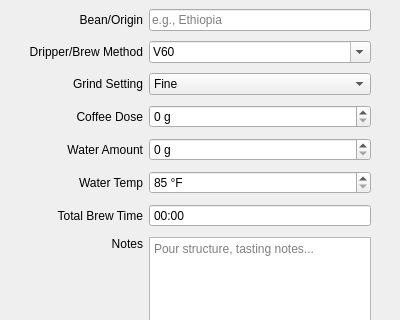
First picture: the form in gui.ui, repository nic-robbins/PythonProject, before the edit; both pictures show x 0 to 400 and y 0 to 320 of the 400 by 500 pixel window.
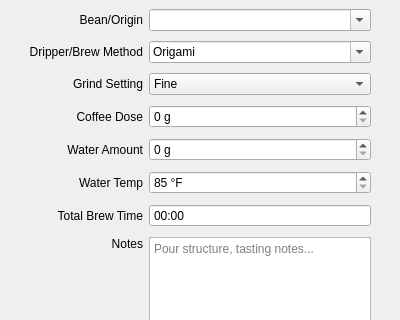
Second picture: the form after the edit.

What changed in the file:
```diff
--- a/gui.ui
+++ b/gui.ui
@@ -75,6 +75,11 @@
         <property name="editable">
          <bool>true</bool>
         </property>
+        <item>
+         <property name="text">
+          <string>Origami</string>
+         </property>
+        </item>
         <item>
          <property name="text">
           <string>V60</string>
@@ -97,16 +102,6 @@
         </item>
        </widget>
       </item>
-      <item row="0" column="1">
-       <widget class="QLineEdit" name="beanOriginInput">
-        <property name="text">
-         <string/>
-        </property>
-        <property name="placeholderText">
-         <string>e.g., Ethiopia</string>
-        </property>
-       </widget>
-      </item>
       <item row="2" column="1">
        <widget class="QComboBox" name="grindSettingInput">
         <item>
@@ -359,6 +354,33 @@
         </property>
        </widget>
       </item>
+      <item row="0" column="1">
+       <widget class="QComboBox" name="beanOriginInput">
+        <property name="editable">
+         <bool>true</bool>
+        </property>
+        <item>
+         <property name="text">
+          <string/>
+         </property>
+        </item>
+        <item>
+         <property name="text">
+          <string>Isaiah's Competition Blend, Colombia Washed</string>
+         </property>
+        </item>
+        <item>
+         <property name="text">
+          <string>Lucy's Pink Bourbon, Colombia Washed</string>
+         </property>
+        </item>
+        <item>
+         <property name="text">
+          <string>Myrtle &amp; Cypress, Colombia Natural</string>
+         </property>
+        </item>
+       </widget>
+      </item>
      </layout>
     </item>
    </layout>
```
Left out of the diff: 6 changed lines with no effect on the pictures.
